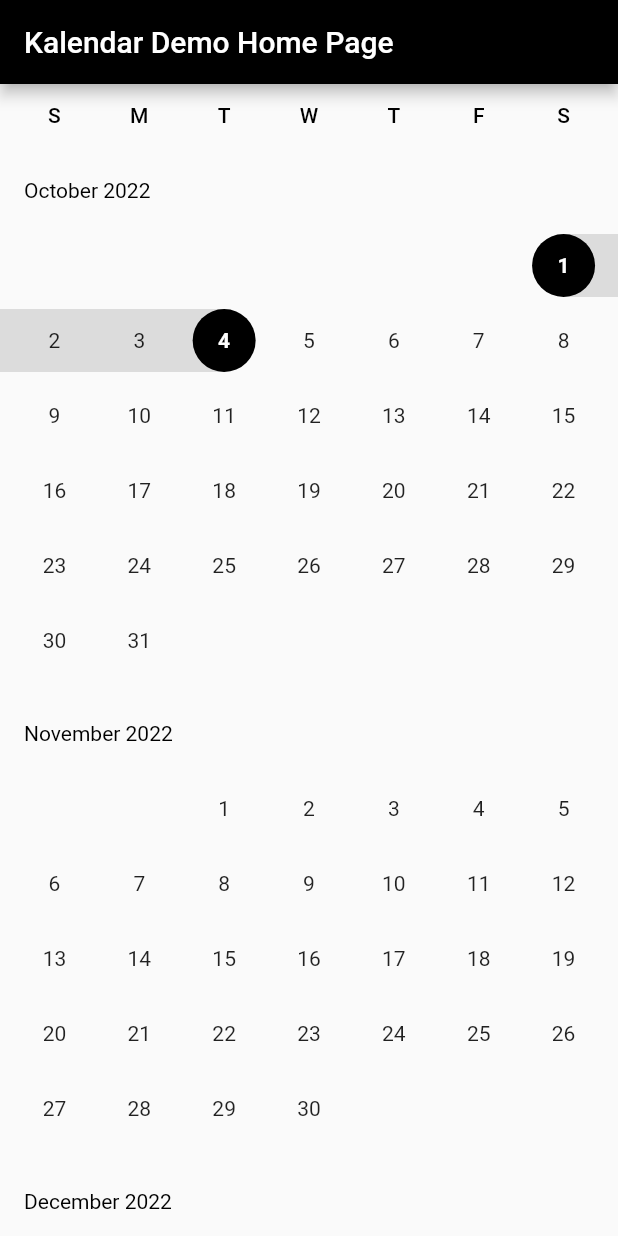
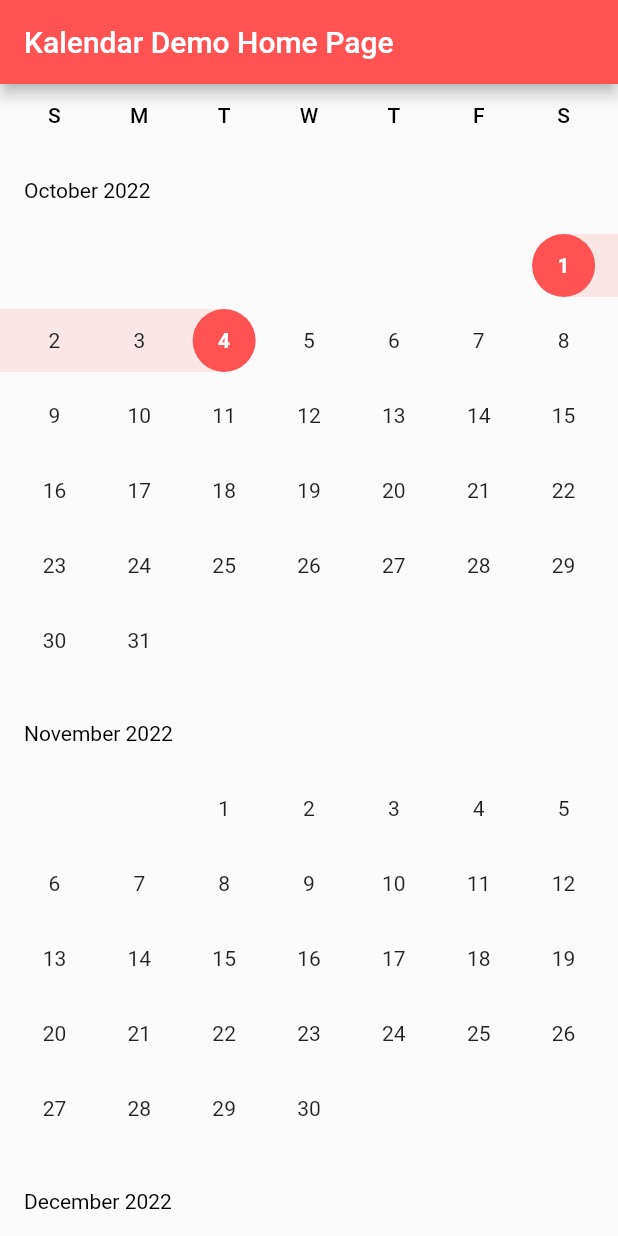
Before and after one commit to ArkrootHQ/sked, a Flutter app: the screen it shows after launch, on a phone screen of 412 x 824 dp. Run offline on Flutter 3.47's test engine with Material 2 defaults, Android fonts, the phone set to English and light mode, and no system bars.

Commit message:
docs: add screenshots

```diff
--- a/example/lib/main.dart
+++ b/example/lib/main.dart
@@ -29,17 +29,17 @@ class _MyHomePageState extends State<MyHomePage> {
     return Scaffold(
       appBar: AppBar(
         title: Text(widget.title),
-        backgroundColor: Colors.black,
+        backgroundColor: Colors.redAccent,
       ),
       body: Center(
         child: VerticalDateRangePicker(
           firstDate: DateTime.now(),
           lastDate: DateTime(DateTime.now().year + 10),
-          highLightColor: Colors.black,
+          highLightColor: Colors.redAccent,
           onEndDateChanged: (date) {},
-          selectedColor: Colors.black,
+          selectedColor: Colors.redAccent,
           onStartDateChanged: (date) {},
-          splashColor: Colors.black,
+          splashColor: Colors.redAccent,
           presentDayStrokeColor: Colors.black,
           selectedTextStyle: const TextStyle(
             fontWeight: FontWeight.bold,
```
Also changed, not shown: images/screenshot.png (added), 1 other file.
